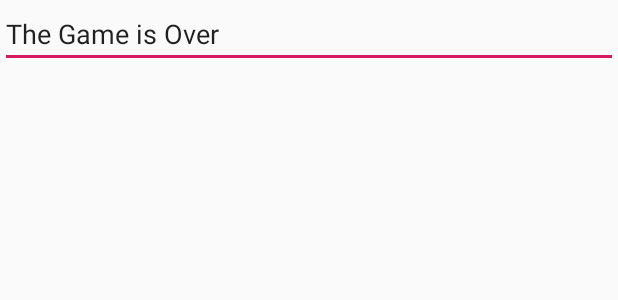
After one commit to rguan72/Laser-Tag, an Android app: the layout activity_end.xml on its own in the app's theme, with its tools: preview values and no code run, on a phone screen of 412 x 824 dp. The commit adds this screen. Shown: the top 300 px of the screen. Run offline under Robolectric (Android 15) with nearby library versions, the phone set to English and light mode, and no system bars.

Commit message:
Adding end of game screen

```diff
--- a/LaserTag/app/src/main/java/com/lasertag/mhacks11/lasertag/CameraActivity.java
+++ b/LaserTag/app/src/main/java/com/lasertag/mhacks11/lasertag/CameraActivity.java
@@ -240,6 +240,9 @@ public class CameraActivity extends Activity implements OnTouchListener, CvCamer
         List<MatOfPoint> contours = new ArrayList<>();
         Imgproc.findContours(camInput, contours, new Mat(), Imgproc.RETR_EXTERNAL, Imgproc.CHAIN_APPROX_SIMPLE);
 
+
+        // Filter by min area?
+
         double largestArea = 0.0;
         RotatedRect largestRect = null;
         for(MatOfPoint mop : contours) {
@@ -302,15 +305,16 @@ public class CameraActivity extends Activity implements OnTouchListener, CvCamer
         if ((keyCode == KeyEvent.KEYCODE_VOLUME_UP) || keyCode == KeyEvent.KEYCODE_VOLUME_DOWN) {
             shoot();
             return true;
-            // if you are in the circle -- reuse code from vibration
-            //      player 1 kills += 1
-            //      player 2 lives -= = 1
         }
         return super.onKeyDown(keyCode, event);
     }
 
+    // Check if player is dead
+    // If player is dead, switch to "death screen" activity
     void shoot() {
         Log.i(TAG, "press registered!");
+        if (isLockedOn()) {
+        }
     }
 
 
--- /dev/null
+++ b/LaserTag/app/src/main/java/com/lasertag/mhacks11/lasertag/EndActivity.java
@@ -0,0 +1,12 @@
+package com.lasertag.mhacks11.lasertag;
+
+import android.os.Bundle;
+import android.support.v7.app.AppCompatActivity;
+
+public class EndActivity extends AppCompatActivity{
+    @Override
+    protected void onCreate(Bundle savedInstanceState) {
+        super.onCreate(savedInstanceState);
+        setContentView(R.layout.activity_end);
+    }
+}
--- /dev/null
+++ b/LaserTag/app/src/main/res/layout/activity_end.xml
@@ -0,0 +1,14 @@
+<?xml version="1.0" encoding="utf-8"?>
+<LinearLayout xmlns:android="http://schemas.android.com/apk/res/android"
+    android:layout_width="match_parent"
+    android:layout_height="match_parent">
+
+    <EditText
+        android:id="@+id/editText"
+        android:layout_width="wrap_content"
+        android:layout_height="wrap_content"
+        android:layout_weight="1"
+        android:ems="10"
+        android:inputType="textPersonName"
+        android:text="The Game is Over" />
+</LinearLayout>
```
